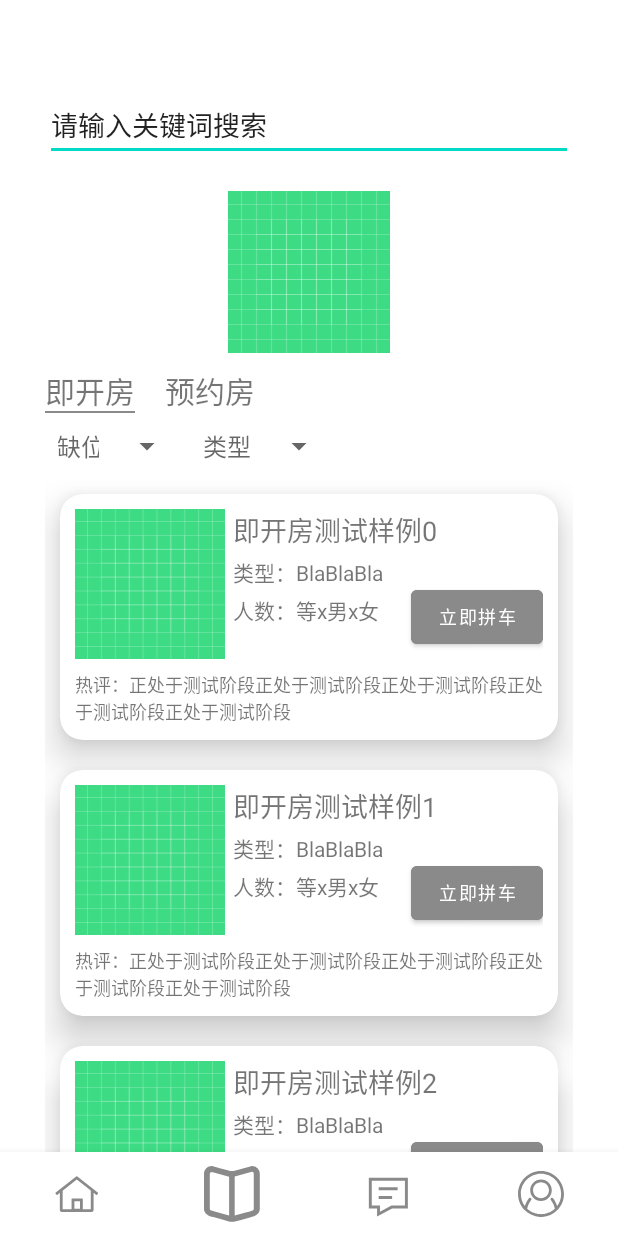
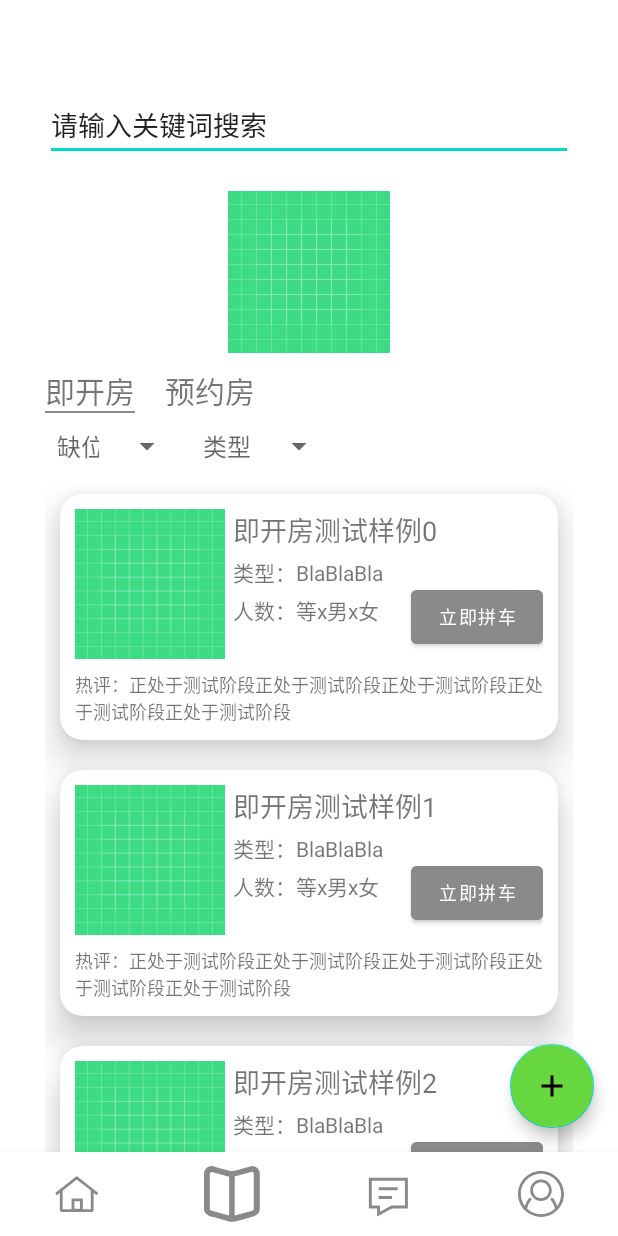
Before and after one commit to JackYuCN/ScriptKillingApp, an Android app: the HomeFragment screen opened directly, with no data from a screen before it, on a phone screen of 412 x 824 dp. Run offline under Robolectric (Android 15) with nearby library versions, the phone set to English and light mode, and no system bars.

Commit message:
1. add a FloatActionButton to the home fragment and add the AddScriptActivity, not done yet. 2. test time count down in GameStartActivity.

```diff
--- a/app/src/main/AndroidManifest.xml
+++ b/app/src/main/AndroidManifest.xml
@@ -33,6 +33,9 @@
         <activity
             android:name=".view.activity.GameOverActivity"
             android:exported="false" />
+        <activity
+            android:name=".view.activity.AddScriptActivity"
+            android:exported="false" />
     </application>
 
 </manifest>
--- a/app/src/main/java/com/competition/scriptkillingapp/view/fragment/HomeFragment.java
+++ b/app/src/main/java/com/competition/scriptkillingapp/view/fragment/HomeFragment.java
@@ -1,6 +1,6 @@
 package com.competition.scriptkillingapp.view.fragment;
 
-import android.annotation.SuppressLint;
+import android.content.Intent;
 import android.os.Bundle;
 import android.util.Log;
 import android.view.LayoutInflater;
@@ -16,8 +16,6 @@ import android.widget.Toast;
 import androidx.annotation.NonNull;
 import androidx.annotation.Nullable;
 import androidx.fragment.app.Fragment;
-import androidx.fragment.app.FragmentManager;
-import androidx.fragment.app.FragmentTransaction;
 import androidx.recyclerview.widget.LinearLayoutManager;
 import androidx.recyclerview.widget.RecyclerView;
 
@@ -25,9 +23,10 @@ import com.competition.scriptkillingapp.R;
 import com.competition.scriptkillingapp.adapter.ScriptRecViewAdapter;
 import com.competition.scriptkillingapp.model.Script;
 import com.competition.scriptkillingapp.util.MyNestedScrollView;
+import com.competition.scriptkillingapp.view.activity.AddScriptActivity;
+import com.google.android.material.floatingactionbutton.FloatingActionButton;
 
 import java.util.ArrayList;
-import java.util.Objects;
 
 public class HomeFragment extends Fragment implements View.OnClickListener {
 
@@ -41,12 +40,41 @@ public class HomeFragment extends Fragment implements View.OnClickListener {
     private ScriptRecViewAdapter adapterReady, adapterBook;
     private RelativeLayout homeHeader;
     private MyNestedScrollView homeParent;
+    private FloatingActionButton fabAddScript;
+
+    @Override
+    public void onClick(View v) {
+        Toast.makeText(v.getContext(), "clicked", Toast.LENGTH_SHORT).show();
+        switch (v.getId()) {
+            case R.id.home_txtBookingRoom:
+                changeState(false);
+                break;
+            case R.id.home_txtReadyToOpenRoom:
+                changeState(true);
+                break;
+            case R.id.home_fabAddScript:
+                Intent intent = new Intent(v.getContext(), AddScriptActivity.class);
+                startActivity(intent);
+                break;
+            default:
+                break;
+        }
+    }
 
     @Nullable
     @Override
     public View onCreateView(@NonNull LayoutInflater inflater, @Nullable ViewGroup container, @Nullable Bundle savedInstanceState) {
         view = inflater.inflate(R.layout.fragment_home, container, false);
 
+        initWidget();
+        initRecView();
+        initSpinnerAdapter();
+        initListener();
+
+        return view;
+    }
+
+    private void initWidget() {
         scriptsRecView = view.findViewById(R.id.home_scriptsRecView);
         homeParent = view.findViewById(R.id.home_parent);
         homeHeader = view.findViewById(R.id.home_header);
@@ -56,48 +84,23 @@ public class HomeFragment extends Fragment implements View.OnClickListener {
         spinner1 = view.findViewById(R.id.home_spinner1);
         spinner2 = view.findViewById(R.id.home_spinner2);
         spinner3 = view.findViewById(R.id.home_spinner3);
+        fabAddScript = view.findViewById(R.id.home_fabAddScript);
+    }
+    private void initRecView() {
+        scriptsListReady = new ArrayList<>();
+        scriptsListBook = new ArrayList<>();
+        for (int i = 0; i < 10; i++) {
+            scriptsListReady.add(new Script("即开房测试样例" + i));
+            scriptsListBook.add(new Script("预约房测试样例" + i));
+        }
 
-        initRecView();
-        initSpinnerAdapter();
-        initListener();
+        adapterReady = new ScriptRecViewAdapter(view.getContext());
+        adapterBook = new ScriptRecViewAdapter(view.getContext());
+        adapterReady.setScripts(scriptsListReady);
+        adapterBook.setScripts(scriptsListBook);
 
-        return view;
+        scriptsRecView.setLayoutManager(new LinearLayoutManager(view.getContext()));
     }
-
-    private void initListener() {
-
-        txtReadyRoom.setOnClickListener(this);
-        txtBookRoom.setOnClickListener(this);
-
-        homeParent.getViewTreeObserver().addOnGlobalLayoutListener(new ViewTreeObserver.OnGlobalLayoutListener() {
-
-            int cnt = 0;
-
-            @Override
-            public void onGlobalLayout() {
-                // set the header's height dynamically
-                int headerHeight = homeHeader.getMeasuredHeight();
-                Log.d(TAG, "HeaderHeight --> " + headerHeight);
-                homeParent.setHeaderHeight(headerHeight);
-
-                // set the RecView's height dynamically
-                int measureHeight = homeParent.getMeasuredHeight();
-                Log.d(TAG, "Fragment MeasureHeight --> " + measureHeight);
-                ViewGroup.LayoutParams layoutParams = scriptsRecView.getLayoutParams();
-                layoutParams.height = measureHeight;
-                scriptsRecView.setLayoutParams(layoutParams);
-
-                // NOTICE:
-                // 这里不知道为什么homeParent的MeasureHeight会改变多次，所以不能在发生任意改变后就关闭监听
-                // 打Log可知MeasureHeight改变10次以后会变成最后的值，充分起见，设置阈值为20
-                if (measureHeight != 0 && cnt > 20 && homeParent.getHeaderHeight() != 0) {
-                    homeParent.getViewTreeObserver().removeOnGlobalLayoutListener(this);
-                }
-                cnt++;
-            }
-        });
-    }
-
     private void initSpinnerAdapter() {
         spinnerAdapterTime = new ArrayAdapter<String>(getActivity(), android.R.layout.simple_spinner_dropdown_item) {
             @Override
@@ -187,36 +190,39 @@ public class HomeFragment extends Fragment implements View.OnClickListener {
 
         changeState(true);
     }
+    private void initListener() {
 
-    @Override
-    public void onClick(View v) {
-        Toast.makeText(v.getContext(), "clicked", Toast.LENGTH_SHORT).show();
-        switch (v.getId()) {
-            case R.id.home_txtBookingRoom:
-                changeState(false);
-                break;
-            case R.id.home_txtReadyToOpenRoom:
-                changeState(true);
-                break;
-            default:
-                break;
-        }
-    }
+        txtReadyRoom.setOnClickListener(this);
+        txtBookRoom.setOnClickListener(this);
+        fabAddScript.setOnClickListener(this);
 
-    private void initRecView() {
-        scriptsListReady = new ArrayList<>();
-        scriptsListBook = new ArrayList<>();
-        for (int i = 0; i < 10; i++) {
-            scriptsListReady.add(new Script("即开房测试样例" + i));
-            scriptsListBook.add(new Script("预约房测试样例" + i));
-        }
+        homeParent.getViewTreeObserver().addOnGlobalLayoutListener(new ViewTreeObserver.OnGlobalLayoutListener() {
 
-        adapterReady = new ScriptRecViewAdapter(view.getContext());
-        adapterBook = new ScriptRecViewAdapter(view.getContext());
-        adapterReady.setScripts(scriptsListReady);
-        adapterBook.setScripts(scriptsListBook);
+            int cnt = 0;
 
-        scriptsRecView.setLayoutManager(new LinearLayoutManager(view.getContext()));
+            @Override
+            public void onGlobalLayout() {
+                // set the header's height dynamically
+                int headerHeight = homeHeader.getMeasuredHeight();
+                Log.d(TAG, "HeaderHeight --> " + headerHeight);
+                homeParent.setHeaderHeight(headerHeight);
+
+                // set the RecView's height dynamically
+                int measureHeight = homeParent.getMeasuredHeight();
+                Log.d(TAG, "Fragment MeasureHeight --> " + measureHeight);
+                ViewGroup.LayoutParams layoutParams = scriptsRecView.getLayoutParams();
+                layoutParams.height = measureHeight;
+                scriptsRecView.setLayoutParams(layoutParams);
+
+                // NOTICE:
+                // 这里不知道为什么homeParent的MeasureHeight会改变多次，所以不能在发生任意改变后就关闭监听
+                // 打Log可知MeasureHeight改变10次以后会变成最后的值，充分起见，设置阈值为20
+                if (measureHeight != 0 && cnt > 20 && homeParent.getHeaderHeight() != 0) {
+                    homeParent.getViewTreeObserver().removeOnGlobalLayoutListener(this);
+                }
+                cnt++;
+            }
+        });
     }
 
     private void changeState(boolean isReady) {
--- a/app/src/main/res/drawable/add.xml
+++ b/app/src/main/res/drawable/add.xml
@@ -1,5 +1,10 @@
-<vector android:height="24dp" android:tint="#8A8A8A"
-    android:viewportHeight="24" android:viewportWidth="24"
-    android:width="24dp" xmlns:android="http://schemas.android.com/apk/res/android">
-    <path android:fillColor="@android:color/white" android:pathData="M19,13h-6v6h-2v-6H5v-2h6V5h2v6h6v2z"/>
+<vector xmlns:android="http://schemas.android.com/apk/res/android"
+    android:width="32dp"
+    android:height="32dp"
+    android:tint="#FFFFFF"
+    android:viewportWidth="24"
+    android:viewportHeight="24">
+    <path
+        android:fillColor="@android:color/white"
+        android:pathData="M19,13h-6v6h-2v-6H5v-2h6V5h2v6h6v2z" />
 </vector>
--- a/app/src/main/res/layout/fragment_home.xml
+++ b/app/src/main/res/layout/fragment_home.xml
@@ -1,9 +1,14 @@
 <?xml version="1.0" encoding="utf-8"?>
-<com.competition.scriptkillingapp.util.MyNestedScrollView xmlns:android="http://schemas.android.com/apk/res/android"
-    android:id="@+id/home_parent"
+<androidx.coordinatorlayout.widget.CoordinatorLayout xmlns:android="http://schemas.android.com/apk/res/android"
+
     android:layout_width="match_parent"
-    android:layout_height="match_parent">
+    android:layout_height="match_parent"
+    xmlns:app="http://schemas.android.com/apk/res-auto">
 
+    <com.competition.scriptkillingapp.util.MyNestedScrollView
+        android:layout_width="match_parent"
+        android:layout_height="match_parent"
+        android:id="@+id/home_parent">
 
         <LinearLayout
             android:layout_width="match_parent"
@@ -100,3 +105,16 @@
         </LinearLayout>
 
     </com.competition.scriptkillingapp.util.MyNestedScrollView>
+
+    <com.google.android.material.floatingactionbutton.FloatingActionButton
+        android:id="@+id/home_fabAddScript"
+        android:layout_width="wrap_content"
+        android:layout_height="wrap_content"
+        android:layout_gravity="bottom|end"
+        android:src="@drawable/add"
+        android:tint="@color/white"
+        android:backgroundTint="@color/green"
+        android:layout_margin="16dp" />
+
+
+</androidx.coordinatorlayout.widget.CoordinatorLayout>
--- a/app/src/main/res/values/colors.xml
+++ b/app/src/main/res/values/colors.xml
@@ -9,4 +9,5 @@
     <color name="white">#FFFFFFFF</color>
     <color name="gray">#8A8A8A</color>
     <color name="red">#EF291A</color>
+    <color name="green">#66D73E</color>
 </resources>
```
Also changed, not shown: app/src/main/java/com/competition/scriptkillingapp/view/activity/AddScriptActivity.java (added, +17 -0 lines), app/src/main/java/com/competition/scriptkillingapp/view/activity/GameStartActivity.java (+31 -5 lines), app/src/main/res/layout/activity_add_script.xml (added, +17 -0 lines), app/src/main/res/layout/activity_game_start.xml (+12 -0 lines). Lines whose indentation alone changed are shown as unchanged.
